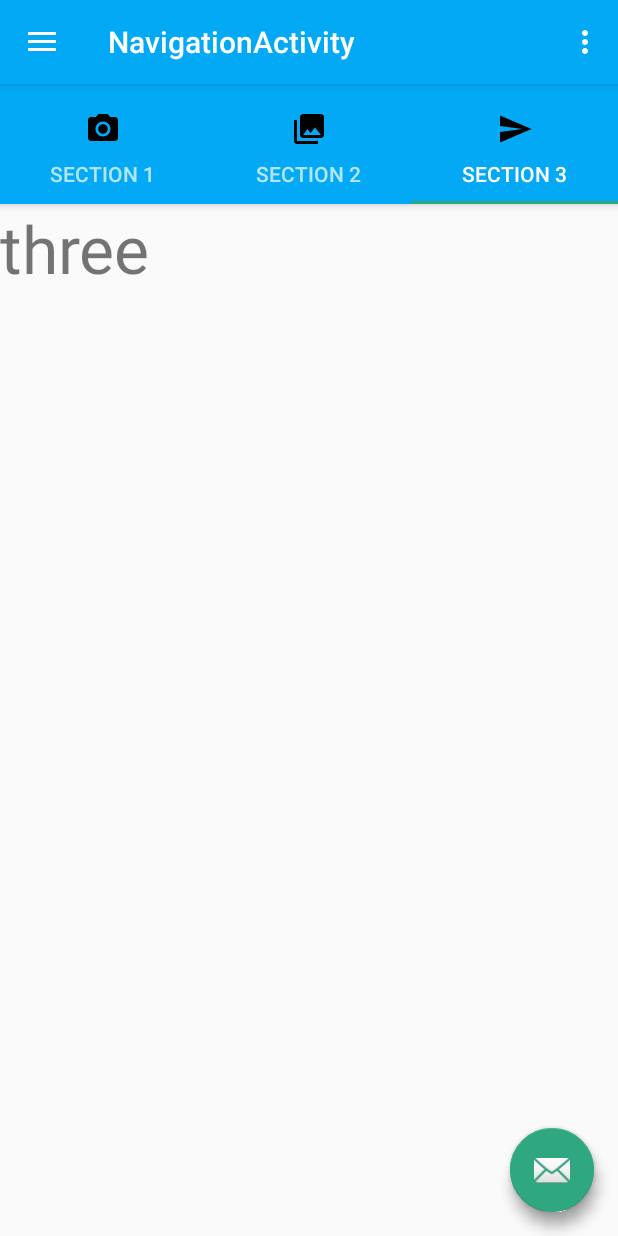
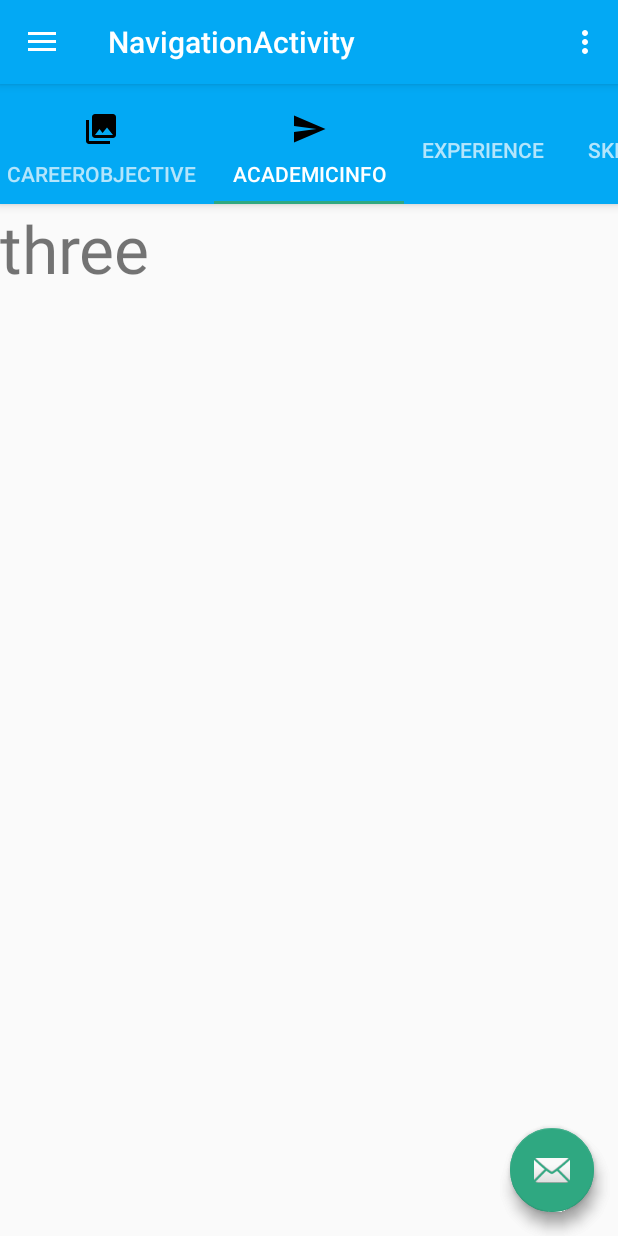
Before and after one commit to vinaythoutam/ResumeMaker, an Android app: the NavigationActivity screen opened directly, with no data from a screen before it, tab 3 chosen, on a phone screen of 412 x 824 dp. Run offline under Robolectric (Android 15) with nearby library versions, the phone set to English and light mode, and no system bars.

```diff
--- a/app/src/main/java/com/example/vinay/resumebuilder/NavigationActivity.java
+++ b/app/src/main/java/com/example/vinay/resumebuilder/NavigationActivity.java
@@ -205,6 +205,27 @@ public class NavigationActivity extends AppCompatActivity
                     rootView = inflater.inflate(R.layout.fragment_tab_three, container, false);
                     break;
                 }
+                case 4: {
+                    rootView = inflater.inflate(R.layout.fragment_tab_one, container, false);
+                    break;
+                }
+                case 5: {
+                    rootView = inflater.inflate(R.layout.fragment_tab_two, container, false);
+                    break;
+                }
+
+                case 6: {
+                    rootView = inflater.inflate(R.layout.fragment_tab_three, container, false);
+                    break;
+                }
+                case 7: {
+                    rootView = inflater.inflate(R.layout.fragment_tab_three, container, false);
+                    break;
+                }
+                case 8: {
+                    rootView = inflater.inflate(R.layout.fragment_tab_three, container, false);
+                    break;
+                }
 
             }
             return rootView;
@@ -231,18 +252,28 @@ public class NavigationActivity extends AppCompatActivity
         @Override
         public int getCount() {
             // Show 3 total pages.
-            return 3;
+            return 8;
         }
 
         @Override
         public CharSequence getPageTitle(int position) {
             switch (position) {
                 case 0:
-                    return "SECTION 1";
+                    return "PersonalInfo";
                 case 1:
-                    return "SECTION 2";
+                    return "CareerObjective";
                 case 2:
-                    return "SECTION 3";
+                    return "AcademicInfo";
+                case 3:
+                    return "Experience";
+                case 4:
+                    return "Skils";
+                case 5:
+                    return "Strengths&Hobbies";
+                case 6:
+                    return "Acheivements";
+                case 7:
+                    return "Declaration";
             }
             return null;
         }
--- a/app/src/main/res/layout/activity_tab.xml
+++ b/app/src/main/res/layout/activity_tab.xml
@@ -25,10 +25,15 @@
 
         <!--</android.support.v7.widget.Toolbar>-->
 
+        <ScrollView
+            android:layout_width="wrap_content"
+            android:layout_height="wrap_content">
         <android.support.design.widget.TabLayout
             android:id="@+id/tabs"
             android:layout_width="match_parent"
-            android:layout_height="wrap_content" />
+            android:layout_height="wrap_content"
+            app:tabMode="scrollable" />
+        </ScrollView>
 
     </android.support.design.widget.AppBarLayout>
 
```
